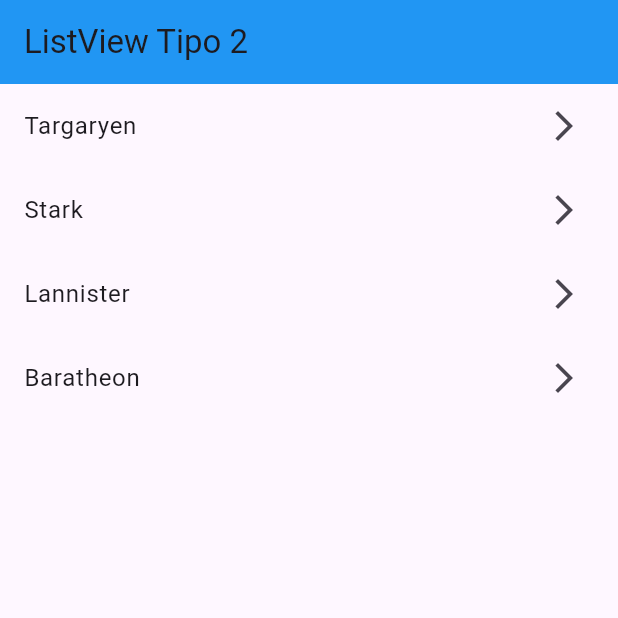
After one commit to daaviddieeguez/fl_components, a Flutter app: the screen it shows after launch, on a phone screen of 412 x 824 dp, the top half of it. The commit adds this screen. Run offline on Flutter 3.47's test engine with Material 3 defaults, Android fonts, the phone set to English and light mode, and no system bars.

Commit message:
list_view2

```diff
--- a/lib/main.dart
+++ b/lib/main.dart
@@ -1,4 +1,4 @@
-import 'package:fl_components/screens/listview1_screen.dart';
+import 'package:fl_components/screens/listview2_screen.dart';
 import 'package:flutter/material.dart';
 
 void main() => runApp(const MyApp());
@@ -11,7 +11,7 @@ class MyApp extends StatelessWidget {
     return MaterialApp(
       debugShowCheckedModeBanner: false,
       title: 'Material App',
-      home:ListView1Screen()
+      home:ListView2Screen()
     );
   }
 }
--- /dev/null
+++ b/lib/screens/listview2_screen.dart
@@ -0,0 +1,26 @@
+import 'package:flutter/material.dart';
+
+class ListView2Screen extends StatelessWidget {
+
+  final options = const['Targaryen', 'Stark', 'Lannister', 'Baratheon'];
+
+  const ListView2Screen({Key? key}) : super(key: key);
+
+  @override
+  Widget build(BuildContext context) {
+    return Scaffold(
+      appBar: AppBar(
+        title: Text('ListView Tipo 2'),
+        backgroundColor: Colors.blue,
+      ),
+      body: ListView(
+        children: [
+          ...options.map((e) => ListTile(
+            trailing: Icon(Icons.arrow_forward_ios_outlined),
+            title: Text(e),
+          )).toList()
+        ],
+      )
+    );
+  }
+}
```
